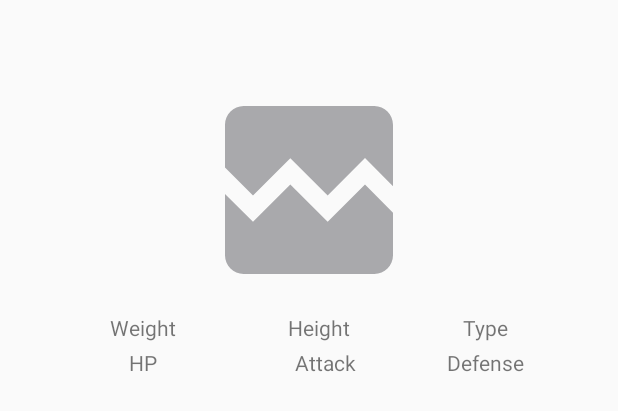
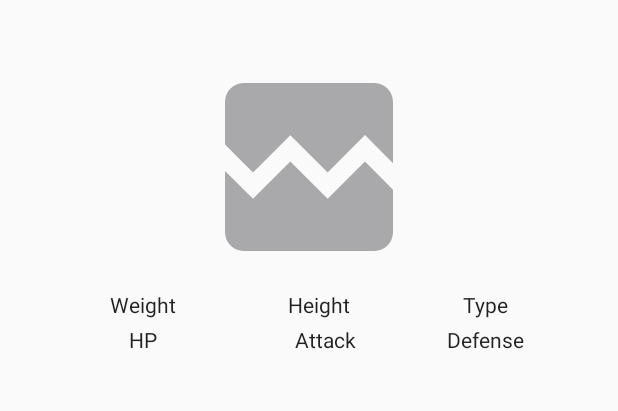
Before and after one commit to dariakorzhueva/pokeapi-client, an Android app: the layout fragment_detail.xml on its own in the app's theme, with its tools: preview values and no code run, on a phone screen of 412 x 824 dp. Shown: the top 411 px of the screen. Run offline under Robolectric (Android 15) with nearby library versions, the phone set to English and light mode, and no system bars.

Commit message:
Fix fragment detail layout

```diff
--- a/app/src/main/res/layout/fragment_detail.xml
+++ b/app/src/main/res/layout/fragment_detail.xml
@@ -24,7 +24,7 @@
             app:layout_constraintHorizontal_bias="0.0"
             app:layout_constraintStart_toStartOf="parent"
             app:layout_constraintTop_toTopOf="parent"
-            app:layout_constraintVertical_bias="0.5"
+            app:layout_constraintVertical_bias="0.4"
             tools:src="@drawable/ic_broken_image" />
 
         <TextView
@@ -32,72 +32,78 @@
             android:layout_width="wrap_content"
             android:layout_height="wrap_content"
             android:padding="2dp"
-            android:text="Weight: "
+            android:text="@{viewModel.weight}"
             app:layout_constraintEnd_toStartOf="@+id/pokemon_height_tv"
             app:layout_constraintHorizontal_bias="0.5"
             app:layout_constraintStart_toStartOf="parent"
             app:layout_constraintTop_toBottomOf="@id/pokemon_image"
-            tools:text="Weight" />
+            tools:text="Weight"
+            android:textColor="@color/textDark"/>
 
         <TextView
             android:id="@+id/pokemon_height_tv"
             android:layout_width="wrap_content"
             android:layout_height="wrap_content"
             android:padding="2dp"
-            android:text="Height: "
+            android:text="@{viewModel.height}"
             app:layout_constraintEnd_toStartOf="@+id/pokemon_type_tv"
             app:layout_constraintHorizontal_bias="0.5"
             app:layout_constraintStart_toEndOf="@+id/pokemon_weight_tv"
             app:layout_constraintTop_toBottomOf="@id/pokemon_image"
-            tools:text="Height" />
+            tools:text="Height"
+            android:textColor="@color/textDark"/>
 
         <TextView
             android:id="@+id/pokemon_type_tv"
             android:layout_width="wrap_content"
             android:layout_height="wrap_content"
             android:padding="2dp"
-            android:text="Type: "
+            android:text="@{viewModel.type}"
             app:layout_constraintEnd_toEndOf="parent"
             app:layout_constraintHorizontal_bias="0.5"
             app:layout_constraintStart_toEndOf="@+id/pokemon_height_tv"
             app:layout_constraintTop_toBottomOf="@id/pokemon_image"
-            tools:text="Type" />
+            tools:text="Type"
+            android:textColor="@color/textDark"/>
 
         <TextView
             android:id="@+id/pokemon_hp_tv"
             android:layout_width="wrap_content"
             android:layout_height="wrap_content"
             android:padding="2dp"
-            android:text="HP: "
+            android:text="@{viewModel.hp}"
             app:layout_constraintEnd_toStartOf="@+id/pokemon_height_tv"
             app:layout_constraintHorizontal_bias="0.5"
             app:layout_constraintStart_toStartOf="parent"
             app:layout_constraintTop_toBottomOf="@id/pokemon_weight_tv"
-            tools:text="HP" />
+            tools:text="HP"
+            android:textColor="@color/textDark"/>
 
         <TextView
             android:id="@+id/pokemon_attack_tv"
             android:layout_width="wrap_content"
             android:layout_height="wrap_content"
             android:padding="2dp"
-            android:text="Attack: "
+            android:text="@{viewModel.attack}"
             app:layout_constraintEnd_toStartOf="@+id/pokemon_defense_tv"
             app:layout_constraintHorizontal_bias="0.608"
             app:layout_constraintStart_toEndOf="@+id/pokemon_hp_tv"
             app:layout_constraintTop_toBottomOf="@id/pokemon_height_tv"
-            tools:text="Attack" />
+            tools:text="Attack"
+            android:textColor="@color/textDark"/>
 
         <TextView
             android:id="@+id/pokemon_defense_tv"
             android:layout_width="wrap_content"
             android:layout_height="wrap_content"
             android:padding="2dp"
-            android:text="Defense: "
+            android:text="@{viewModel.defense}"
             app:layout_constraintEnd_toEndOf="parent"
             app:layout_constraintHorizontal_bias="0.5"
             app:layout_constraintStart_toEndOf="@+id/pokemon_height_tv"
             app:layout_constraintTop_toBottomOf="@id/pokemon_type_tv"
-            tools:text="Defense" />
+            tools:text="Defense"
+            android:textColor="@color/textDark"/>
 
     </androidx.constraintlayout.widget.ConstraintLayout>
 </layout>
--- a/app/src/main/res/layout/grid_view_item.xml
+++ b/app/src/main/res/layout/grid_view_item.xml
@@ -36,7 +36,8 @@
             app:text="@{item.name}"
             android:gravity="center"
             android:textAlignment="center"
-            tools:text="Pokemon name" />
+            tools:text="Pokemon name"
+            android:textColor="@color/textDark"/>
     </LinearLayout>
 
 </layout>
--- a/app/src/main/res/values/colors.xml
+++ b/app/src/main/res/values/colors.xml
@@ -3,4 +3,5 @@
     <color name="colorPrimary">#6200EE</color>
     <color name="colorPrimaryDark">#3700B3</color>
     <color name="colorAccent">#03DAC5</color>
+    <color name="textDark">#de000000</color>
 </resources>
```
Also changed, not shown: app/src/main/java/com/korzhueva/pokeapiclient/viewmodels/PokemonDetailViewModel.kt (+13 -0 lines).
